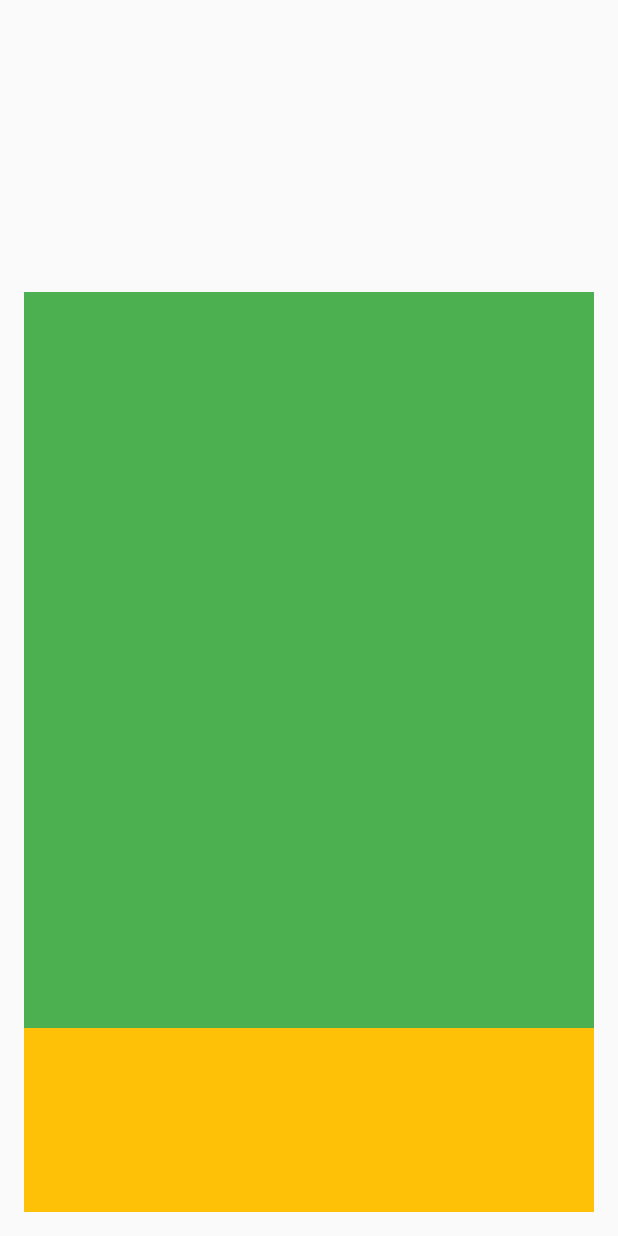
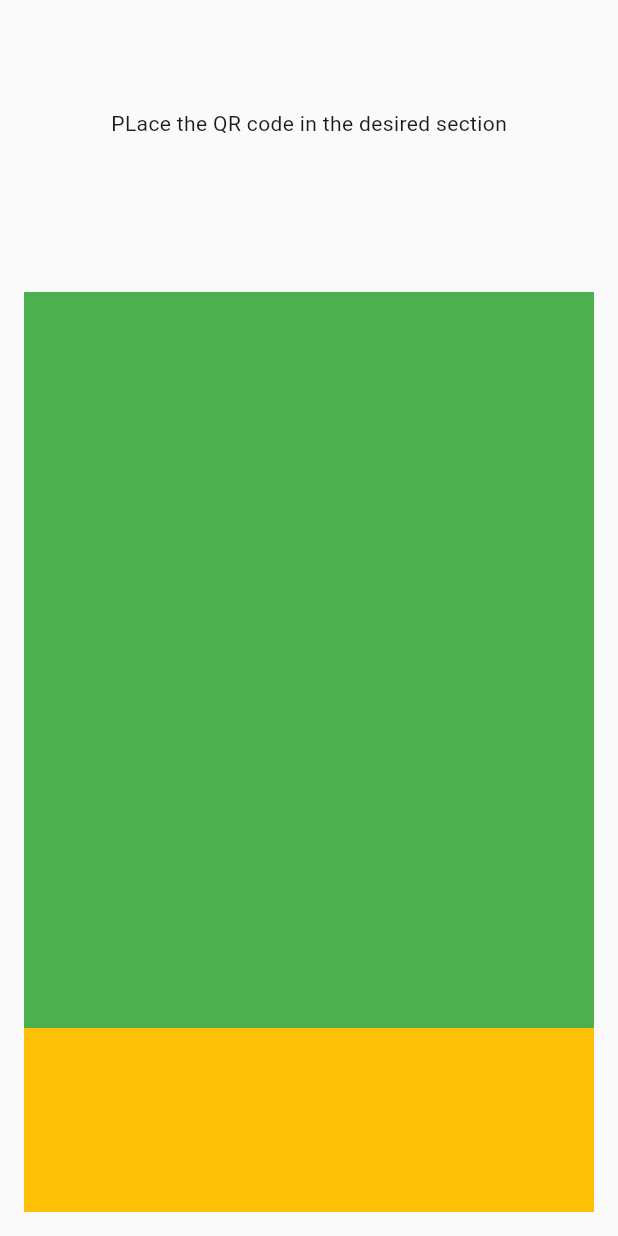
Before and after one commit to CaptainNayan199/Flutter-New-Projects, a Flutter app: the screen it shows after launch, on a phone screen of 412 x 824 dp. Run offline on Flutter 3.47's test engine with Material 3 defaults, Android fonts, the light colour scheme and no system bars; our stand-ins replace cloud_firestore, firebase_core, random_string; accounts and stored records are empty.

Commit message:
Text added

```diff
--- a/qr_code/lib/qr_scanner.dart
+++ b/qr_code/lib/qr_scanner.dart
@@ -16,7 +16,13 @@ class QRScanner extends StatelessWidget {
         child: Column(
           children: [
             Expanded(
-              child: Container(),
+              child: Container(
+                child: Column(
+                  children: [
+                    Text("PLace the QR code in the desired section")
+                  ],
+                ),
+              ),
             ),
             Expanded(
               flex: 4,
```
